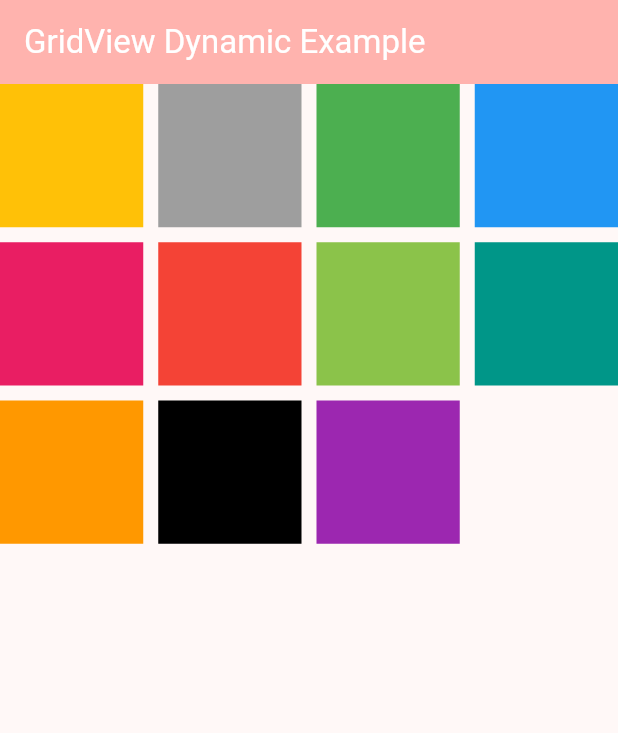
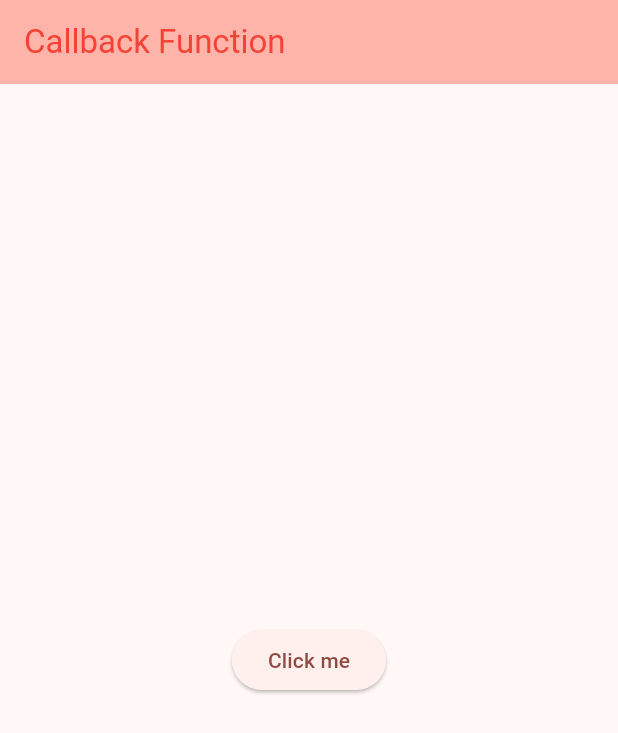
Before and after one commit to samirmangroliya/fluttersecondapp, a Flutter app: the screen it shows after launch, on a phone screen of 412 x 824 dp. Shown: the top 733 px of the screen. Run offline on Flutter 3.47's test engine with Material 3 defaults, Android fonts, the phone set to English and light mode, and no system bars.

Commit message:
Callback function in flutter

```diff
--- /dev/null
+++ b/lib/callbackfunction/CallBackFunctionExample.dart
@@ -0,0 +1,22 @@
+import 'package:flutter/material.dart';
+import '../main.dart';
+
+class CallbackFunctionExample extends State<MyHomePage> {
+
+  void callbackFunction() {
+    print("ElevatedButton Clicked...");
+  }
+
+  @override
+  Widget build(BuildContext context) {
+    return Scaffold(
+      appBar: AppBar(
+        backgroundColor: Theme.of(context).colorScheme.inversePrimary,
+        title: Text("Callback Function"),
+      ),
+      body: Center(
+        child: ElevatedButton(onPressed: callbackFunction, child: Text("Click me")),
+      ),
+    );
+  }
+}
--- a/lib/main.dart
+++ b/lib/main.dart
@@ -1,6 +1,5 @@
 import 'package:flutter/material.dart';
-import 'datetime/DateTimeExample.dart';
-import 'gridview/GridViewDynamicExample.dart';
+import 'callbackfunction/CallBackFunctionExample.dart';
 
 void main() {
   runApp(const MyApp());
@@ -17,14 +16,14 @@ class MyApp extends StatelessWidget {
       debugShowCheckedModeBanner: false,
       theme: ThemeData(
         primarySwatch: Colors.orange,
-        colorScheme: .fromSeed(seedColor: Colors.redAccent),
+        colorScheme: .fromSeed(seedColor: Colors.red),
         textTheme: TextTheme(
           headlineLarge: TextStyle(fontSize: 24, fontWeight: FontWeight.bold),
           labelSmall: TextStyle(fontSize: 21),
         ),
         appBarTheme: const AppBarTheme(
-          backgroundColor: Colors.orange,
-          foregroundColor: Colors.white, // title & icons
+          backgroundColor: Colors.green,
+          foregroundColor: Colors.red, // title & icons
           elevation: 0,
         ),
       ),
@@ -39,5 +38,5 @@ class MyHomePage extends StatefulWidget {
   final String title;
 
   @override
-  State<MyHomePage> createState() => GridViewDynamicExample();
+  State<MyHomePage> createState() => CallbackFunctionExample();
 }
```
Also changed, not shown: lib/row/RawExample.dart (renamed from lib/Row/RawExample.dart).
